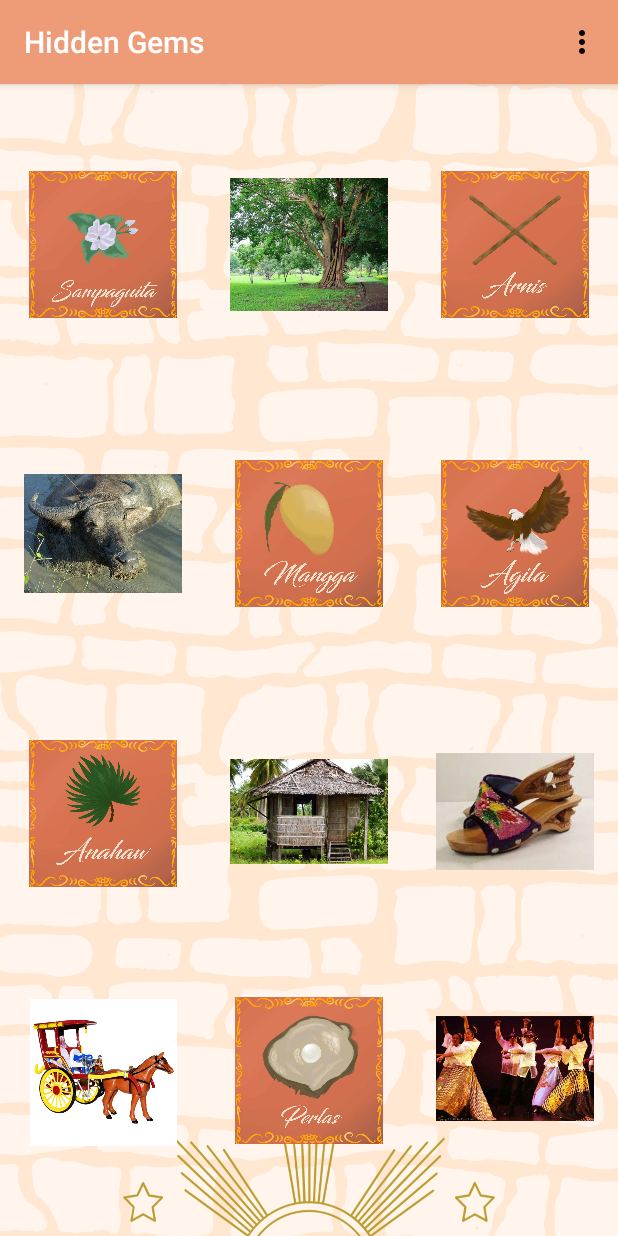
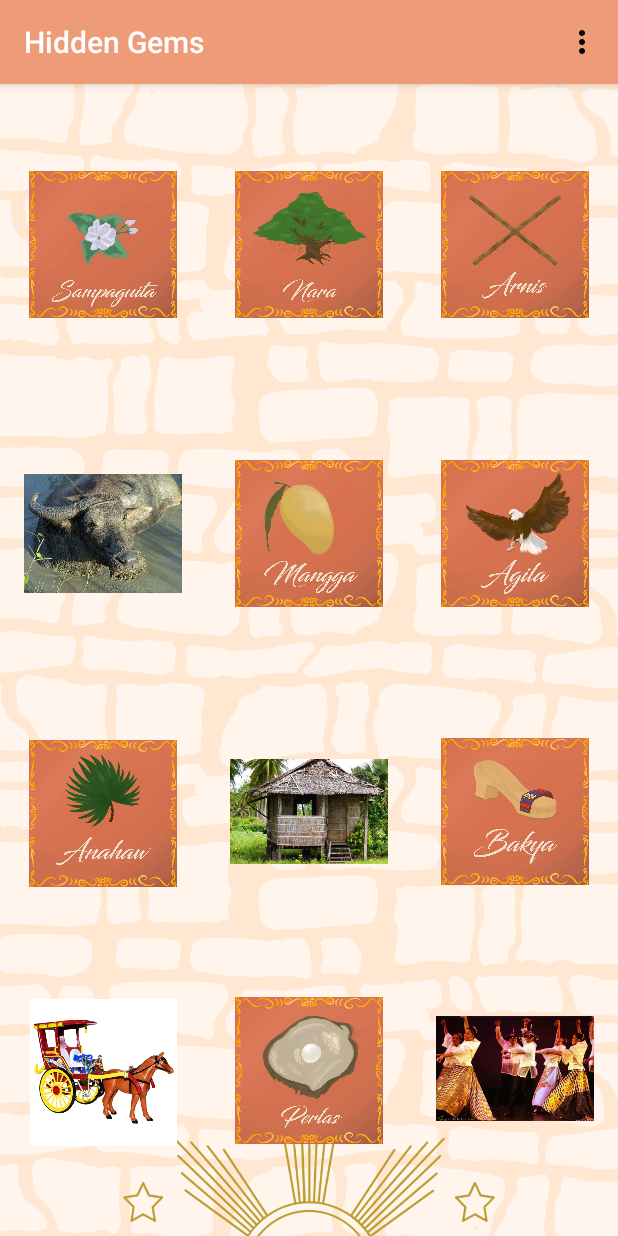
Before and after one commit to Sandoksalamat/Actual-Code-keme, an Android app: the screen it shows after launch (MainActivity), on a phone screen of 412 x 824 dp. Run offline under Robolectric (Android 15) with nearby library versions, the phone set to English and light mode, and no system bars.

Commit message:
icon nlang kulang

```diff
--- a/app/src/main/res/layout/activity_main.xml
+++ b/app/src/main/res/layout/activity_main.xml
@@ -81,9 +81,9 @@
         app:layout_constraintStart_toStartOf="parent"
         app:layout_constraintTop_toTopOf="parent"
         app:layout_constraintVertical_bias="0.651"
-        app:srcCompat="@drawable/fetish"
+        app:srcCompat="@drawable/bakyaa"
         tools:ignore="HardcodedText"
-        tools:srcCompat="@drawable/fetish" />
+        tools:srcCompat="@drawable/bakyaa" />
 
     <ImageView
         android:id="@+id/Anahaw"
@@ -191,7 +191,7 @@
         app:layout_constraintStart_toStartOf="parent"
         app:layout_constraintTop_toTopOf="parent"
         app:layout_constraintVertical_bias="0.087"
-        app:srcCompat="@drawable/nara"
+        app:srcCompat="@drawable/narara"
         tools:ignore="HardcodedText"
-        tools:srcCompat="@drawable/nara" />
+        tools:srcCompat="@drawable/narara" />
 </androidx.constraintlayout.widget.ConstraintLayout>
```
Also changed, not shown: app/src/main/res/layout/activity_arnis.xml (+5 -3 lines), app/src/main/res/drawable/bakyaa.jpg (added), app/src/main/res/drawable/narara.jpg (added).
